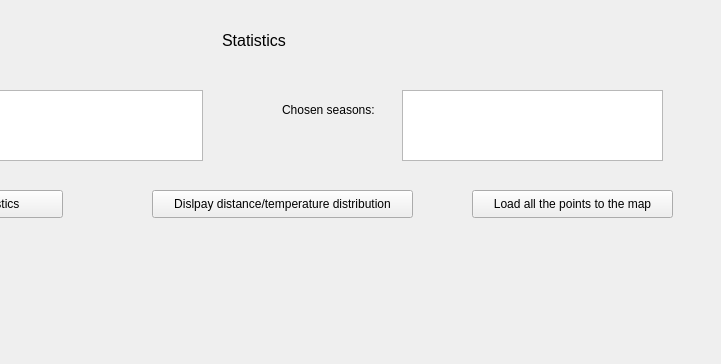
Old version of the form movement_analysis/movement_analysis_dialog_results.ui in the repository saadsaifse/flight-analysis; both pictures show x 228 to 949 and y 0 to 364 of the 949 by 926 pixel window.
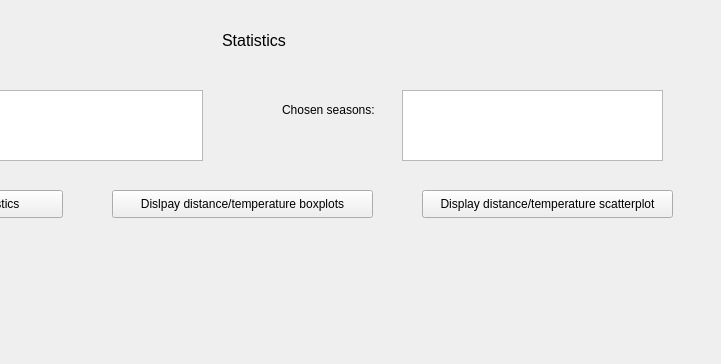
New version of the form.

Commit message: integrated the scatterplot

Diff of the .ui file:
```diff
--- a/movement_analysis/movement_analysis_dialog_results.ui
+++ b/movement_analysis/movement_analysis_dialog_results.ui
@@ -63,14 +63,14 @@
   <widget class="QPushButton" name="loadToMapButton">
    <property name="geometry">
     <rect>
-     <x>700</x>
+     <x>650</x>
      <y>190</y>
-     <width>201</width>
+     <width>251</width>
      <height>28</height>
     </rect>
    </property>
    <property name="text">
-    <string>Load all the points to the map</string>
+    <string>Display distance/temperature scatterplot</string>
    </property>
   </widget>
   <widget class="QTextEdit" name="textEdit_2">
@@ -164,14 +164,14 @@
   <widget class="QPushButton" name="distTempButton">
    <property name="geometry">
     <rect>
-     <x>380</x>
+     <x>340</x>
      <y>190</y>
      <width>261</width>
      <height>28</height>
     </rect>
    </property>
    <property name="text">
-    <string>Dislpay distance/temperature distribution</string>
+    <string>Dislpay distance/temperature boxplots</string>
    </property>
   </widget>
   <widget class="QPushButton" name="monthlyStatsButton">
```
Left out of the diff: 2 changed lines with no effect on the pictures. The commit also changes 4 other files.
